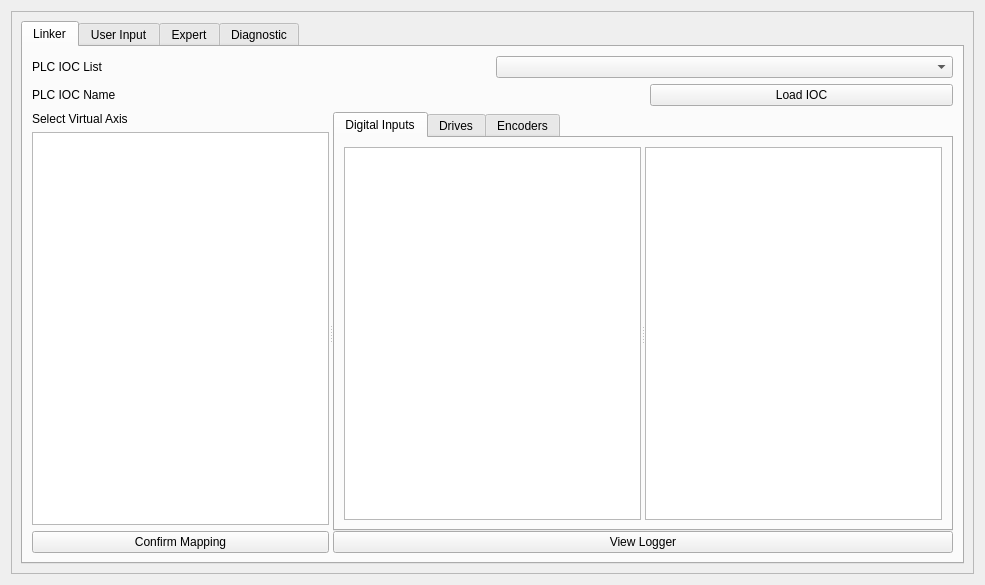
Above: user-motor-gui.ui from ctslac/lcls-user-motor-gui before the change. Below: the same form after it.
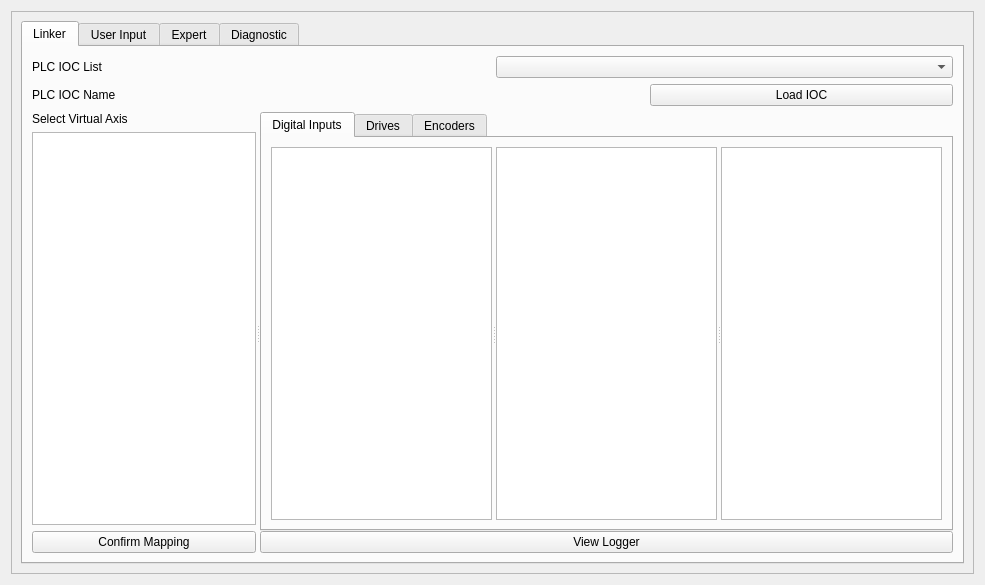
That is the form after the change. Custom widgets are drawn as their Qt base class.

Patch:
```diff
--- a/user-motor-gui.ui
+++ b/user-motor-gui.ui
@@ -131,7 +131,7 @@
                  <property name="spacing">
                   <number>0</number>
                  </property>
-                 <item row="1" column="0">
+                 <item row="2" column="0">
                   <widget class="PyDMPushButton" name="view_logger_button">
                    <property name="toolTip">
                     <string/>
@@ -141,7 +141,7 @@
                    </property>
                   </widget>
                  </item>
-                 <item row="0" column="0">
+                 <item row="1" column="0">
                   <widget class="QTabWidget" name="tabWidget_2">
                    <property name="currentIndex">
                     <number>0</number>
@@ -156,8 +156,9 @@
                        <property name="orientation">
                         <enum>Qt::Horizontal</enum>
                        </property>
-                       <widget class="QListWidget" name="digital_inputs_list_view"/>
-                       <widget class="QListWidget" name="digital_input_comp"/>
+                       <widget class="QListWidget" name="digital_input_axis"/>
+                       <widget class="QListWidget" name="digital_input_list_view"/>
+                       <widget class="QListWidget" name="digital_input_channel"/>
                       </widget>
                      </item>
                     </layout>
```
